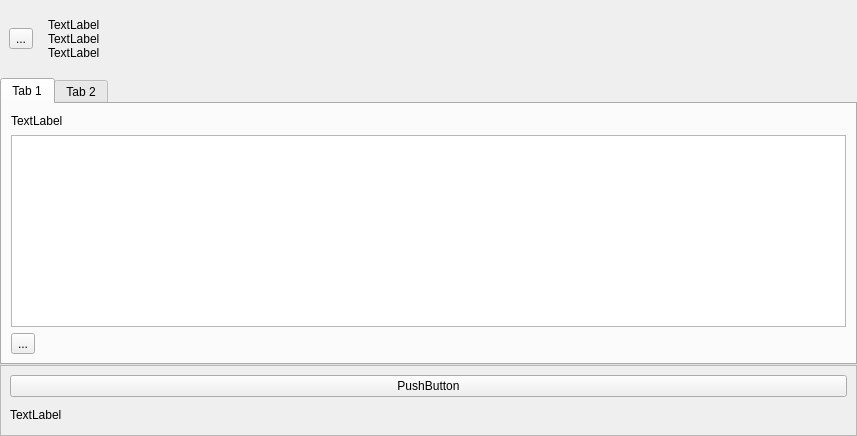
app211/jaqet, file src/panelview.ui: the form before one commit.
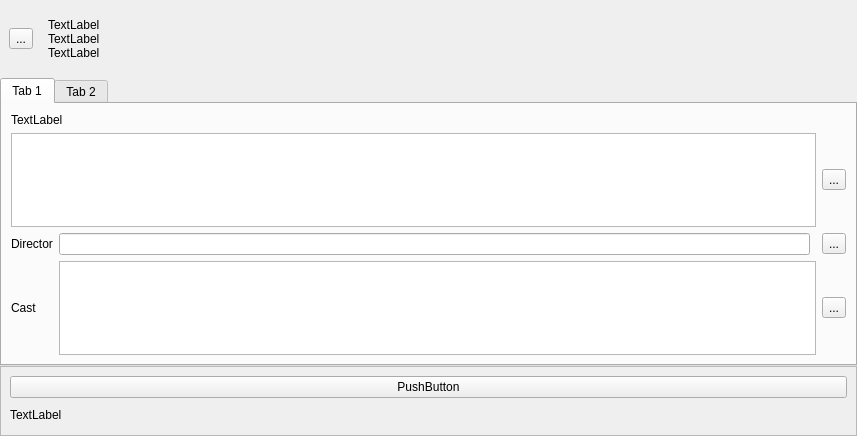
The form after the commit. The open tabs and pages were chosen to show the change.

What changed in the file:
```diff
--- a/src/panelview.ui
+++ b/src/panelview.ui
@@ -113,8 +113,32 @@
           <attribute name="title">
            <string>Tab 1</string>
           </attribute>
-          <layout class="QVBoxLayout" name="verticalLayout_4">
-           <item>
+          <layout class="QGridLayout" name="gridLayout">
+           <item row="1" column="0" colspan="3">
+            <widget class="QTextEdit" name="synopsis"/>
+           </item>
+           <item row="4" column="0">
+            <widget class="QLabel" name="label">
+             <property name="text">
+              <string>Cast</string>
+             </property>
+            </widget>
+           </item>
+           <item row="1" column="3">
+            <widget class="QToolButton" name="toolButtonSysnopsis">
+             <property name="text">
+              <string>...</string>
+             </property>
+            </widget>
+           </item>
+           <item row="2" column="0">
+            <widget class="QLabel" name="label_2">
+             <property name="text">
+              <string>Director</string>
+             </property>
+            </widget>
+           </item>
+           <item row="0" column="0" colspan="3">
             <widget class="QLabel" name="labelUrl">
              <property name="sizePolicy">
               <sizepolicy hsizetype="Preferred" vsizetype="Expanding">
@@ -130,11 +154,21 @@
              </property>
             </widget>
            </item>
-           <item>
-            <widget class="QTextEdit" name="synopsis"/>
+           <item row="4" column="1" colspan="2">
+            <widget class="QListWidget" name="castListWidget"/>
            </item>
-           <item>
-            <widget class="QToolButton" name="toolButtonSysnopsis">
+           <item row="2" column="1">
+            <widget class="QLineEdit" name="directorLineEdit"/>
+           </item>
+           <item row="4" column="3">
+            <widget class="QToolButton" name="castToolButton">
+             <property name="text">
+              <string>...</string>
+             </property>
+            </widget>
+           </item>
+           <item row="2" column="3">
+            <widget class="QToolButton" name="directorToolButton">
              <property name="text">
               <string>...</string>
              </property>
```
Left out of the diff: 11 changed lines with no effect on the pictures.
